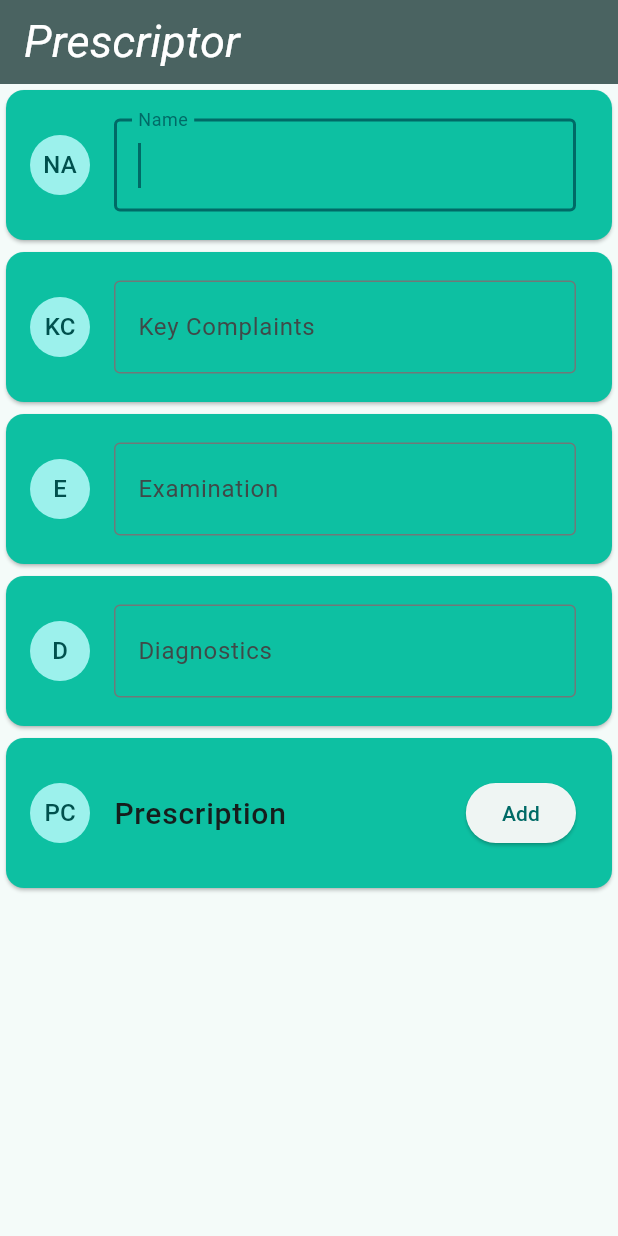
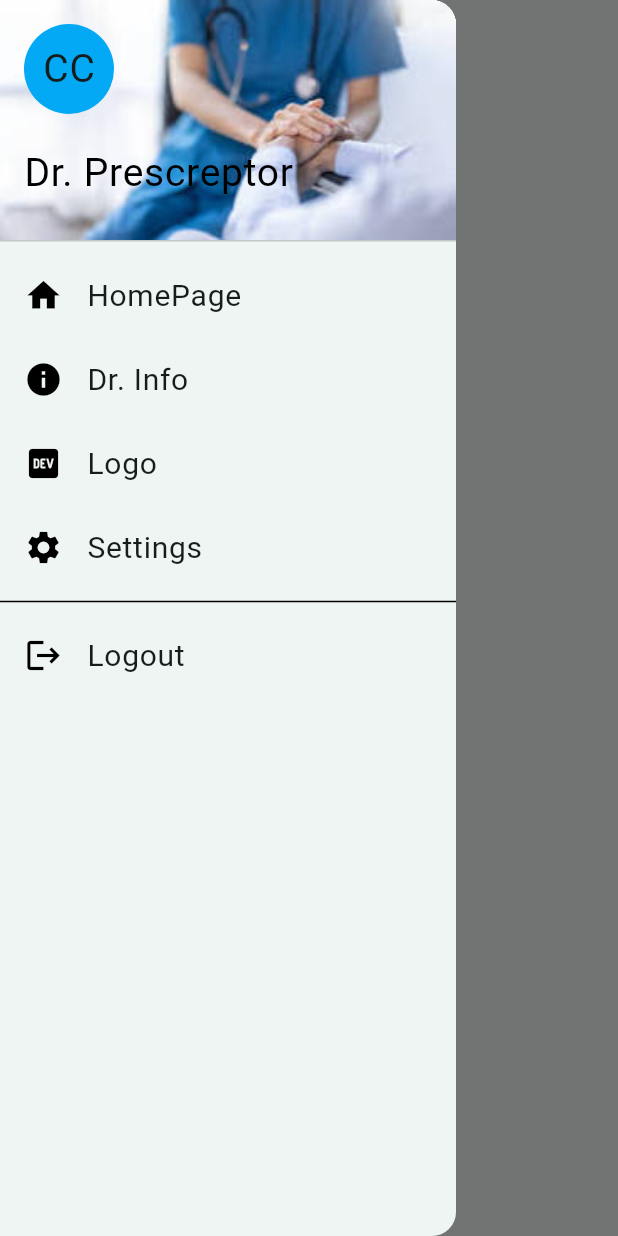
Before and after one commit to harshalga/docautomations, a Flutter app: the screen it shows after launch, with the side drawer open (before the commit the screen has no drawer), on a phone screen of 412 x 824 dp. Run offline on Flutter 3.47's test engine with Material 3 defaults, Android fonts, the light colour scheme and no system bars; our stand-ins replace google_fonts; Roboto replaces fonts that are missing (Aleo).

Commit message:
menubar handling

```diff
--- a/lib/main.dart
+++ b/lib/main.dart
@@ -4,6 +4,7 @@ import 'package:docautomations/widgets/consumptionperiod.dart';
 import 'package:docautomations/widgets/frequency.dart';
 import 'package:docautomations/widgets/instructions.dart';
 import 'package:docautomations/widgets/medicineswitch.dart';
+import 'package:docautomations/widgets/menubar.dart';
 import 'package:flutter/material.dart';
 // Include the Google Fonts package to provide more text format options
 // https://pub.dev/packages/google_fonts
@@ -57,9 +58,10 @@ class MyApp extends StatelessWidget {
           displaySmall: GoogleFonts.pacifico(),
         ),
       ),
-      home: const MyHomePage(
-        title: appName,
-      ),
+      home: const Menubar(),
+      // home: const MyHomePage(
+      //   title: appName,
+      //),
     );
   }
 }
--- /dev/null
+++ b/lib/widgets/menubar.dart
@@ -0,0 +1,76 @@
+import 'package:docautomations/main.dart';
+import 'package:flutter/material.dart';
+
+class Menubar extends StatefulWidget {
+  const Menubar({super.key});
+
+  @override
+  State<Menubar> createState() => _MenubarState();
+}
+
+class _MenubarState extends State<Menubar> {
+  @override
+  Widget build(BuildContext context) {
+    return Scaffold(
+      appBar: AppBar(title: const Text("Prescriptor"),),
+      drawer:  Drawer(child: ListView(
+        children: [
+          DrawerHeader(
+            decoration: const BoxDecoration(
+
+              image: DecorationImage(
+                fit: BoxFit.fill,
+                image:  AssetImage("images/healthcare.jpg"))
+              ),
+            child: Column(
+              crossAxisAlignment: CrossAxisAlignment.start,
+              children: [
+                Container(
+                  height: 60,
+                  width: 60,
+                  decoration: BoxDecoration(borderRadius: BorderRadius.circular(30),color: Colors.lightBlue),
+                  child: Center(child: Text("CC",style:TextStyle(fontSize: 26))),
+                  ),
+                  SizedBox(height: 20,),
+
+                  Text("Dr. Prescreptor ", style:TextStyle(color: Colors.black,fontSize: 26),)
+              ],
+            )),
+            ListTile(
+              onTap: () {Navigator.push(
+                context, MaterialPageRoute(builder: (context)=>MyHomePage(title: "Prescriptor1")),
+                );
+                },
+              leading: Icon(Icons.home,size:26,color: Colors.black,),
+              title: Text("HomePage",style: TextStyle(fontSize: 20)),
+            ),
+
+            ListTile(
+              onTap: () {},
+              leading: Icon(Icons.info,size:26,color: Colors.black,),
+              title: Text("Dr. Info",style: TextStyle(fontSize: 20)),
+            ),
+            ListTile(
+              onTap: () {},
+              leading: Icon(Icons.logo_dev,size:26,color: Colors.black,),
+              title: Text("Logo",style: TextStyle(fontSize: 20)),
+            ),
+
+
+            ListTile(
+              onTap: () {},
+              leading: Icon(Icons.settings,size:26,color: Colors.black,),
+              title: Text("Settings",style: TextStyle(fontSize: 20)),
+            ),
+             Divider(color: Colors.black,),
+            ListTile(
+              onTap: () {},
+              leading: Icon(Icons.logout,size:26,color: Colors.black,),
+              title: Text("Logout",style: TextStyle(fontSize: 20)),
+            ),
+        ],
+      ),),
+      body: Container(),
+    );
+  }
+}
--- a/pubspec.yaml
+++ b/pubspec.yaml
@@ -19,3 +19,6 @@ dev_dependencies:
 
 flutter:
   uses-material-design: true
+
+  assets:
+    - images/
```
Also changed, not shown: images/healthcare.jpg (added), pubspec.lock, 1 other file.
